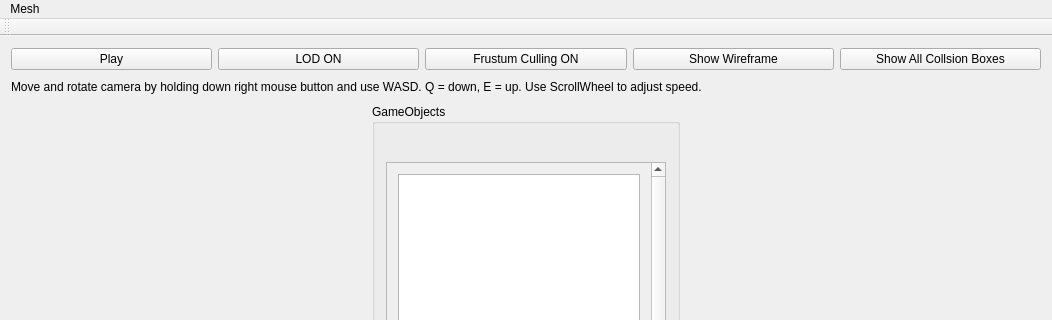
First picture: the form in mainwindow.ui, repository FredrikEik/Game_Engine_Architecture, before the edit; both pictures show x 0 to 1052 and y 0 to 320 of the 1052 by 945 pixel window.
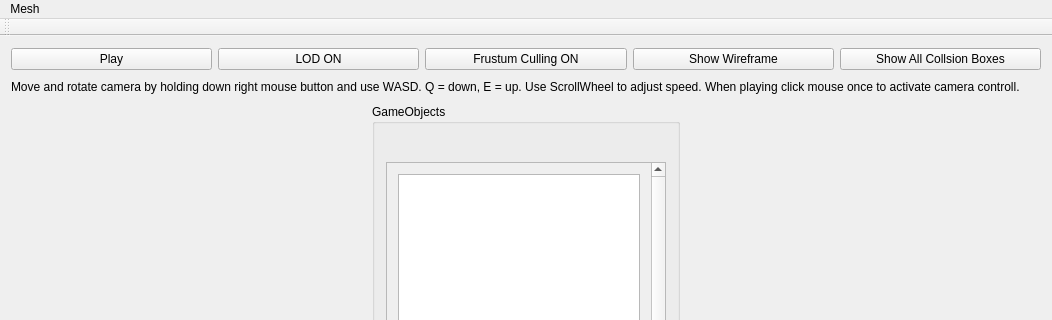
Second picture: the form after the edit.

```diff
--- a/mainwindow.ui
+++ b/mainwindow.ui
@@ -87,7 +87,7 @@
        </size>
       </property>
       <property name="text">
-       <string>Move and rotate camera by holding down right mouse button and use WASD. Q = down, E = up. Use ScrollWheel to adjust speed.</string>
+       <string>Move and rotate camera by holding down right mouse button and use WASD. Q = down, E = up. Use ScrollWheel to adjust speed. When playing click mouse once to activate camera controll.</string>
       </property>
      </widget>
     </item>
```
